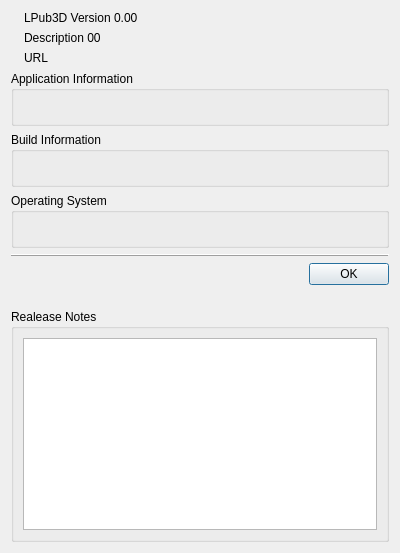
First picture: the form in mainApp/aboutdialog.ui, repository trevorsandy/lpub3d-ci, before the edit.
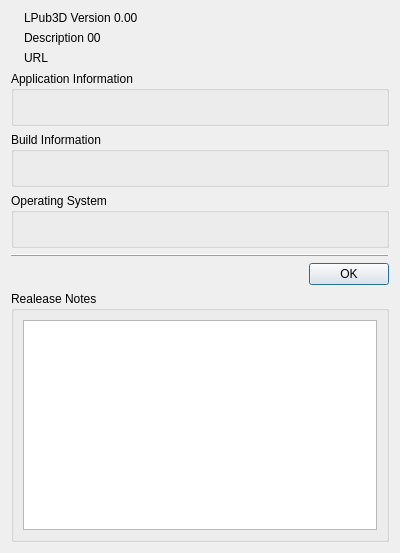
Second picture: the form after the edit. Icons and pictures are not drawn.

What changed in the file:
```diff
--- a/mainApp/aboutdialog.ui
+++ b/mainApp/aboutdialog.ui
@@ -10,6 +10,12 @@
     <height>553</height>
    </rect>
   </property>
+  <property name="minimumSize">
+   <size>
+    <width>40</width>
+    <height>20</height>
+   </size>
+  </property>
   <property name="windowTitle">
    <string>About LPub3D</string>
   </property>
@@ -146,27 +152,26 @@
      </property>
     </widget>
    </item>
-   <item>
-    <spacer name="verticalSpacer">
-     <property name="orientation">
-      <enum>Qt::Vertical</enum>
-     </property>
-     <property name="sizeHint" stdset="0">
-      <size>
-       <width>20</width>
-       <height>0</height>
-      </size>
-     </property>
-    </spacer>
-   </item>
    <item>
     <widget class="QGroupBox" name="contentGroupBox">
+     <property name="sizePolicy">
+      <sizepolicy hsizetype="MinimumExpanding" vsizetype="MinimumExpanding">
+       <horstretch>0</horstretch>
+       <verstretch>0</verstretch>
+      </sizepolicy>
+     </property>
      <property name="title">
       <string>Realease Notes</string>
      </property>
      <layout class="QVBoxLayout" name="verticalLayout_5">
       <item>
        <widget class="QTextBrowser" name="contentEdit">
+        <property name="sizePolicy">
+         <sizepolicy hsizetype="MinimumExpanding" vsizetype="MinimumExpanding">
+          <horstretch>0</horstretch>
+          <verstretch>0</verstretch>
+         </sizepolicy>
+        </property>
         <property name="baseSize">
          <size>
           <width>0</width>
```
